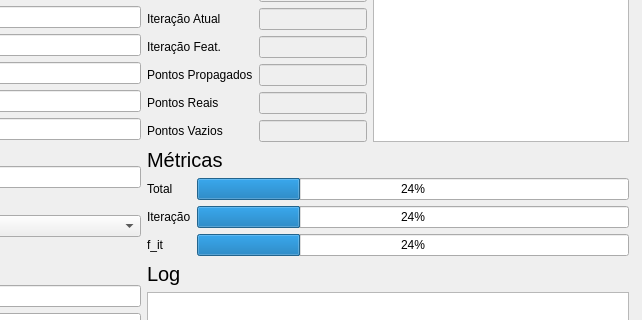
Old version of the form src/alg/qt/train.ui in the repository georgeteodoro/petroiageo; both pictures show x 238 to 880 and y 88 to 408 of the 880 by 530 pixel window.
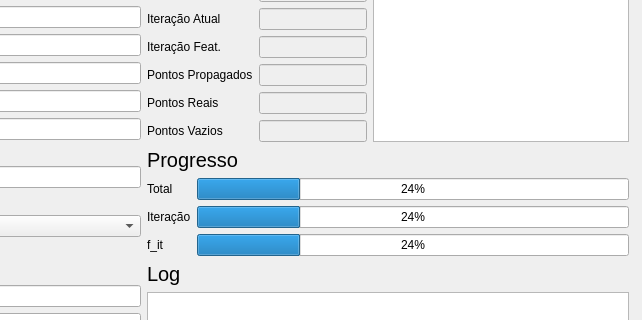
New version of the form.

```diff
--- a/src/alg/qt/train.ui
+++ b/src/alg/qt/train.ui
@@ -387,7 +387,7 @@
            </font>
           </property>
           <property name="text">
-           <string>Métricas</string>
+           <string>Progresso</string>
           </property>
          </widget>
         </item>
```
